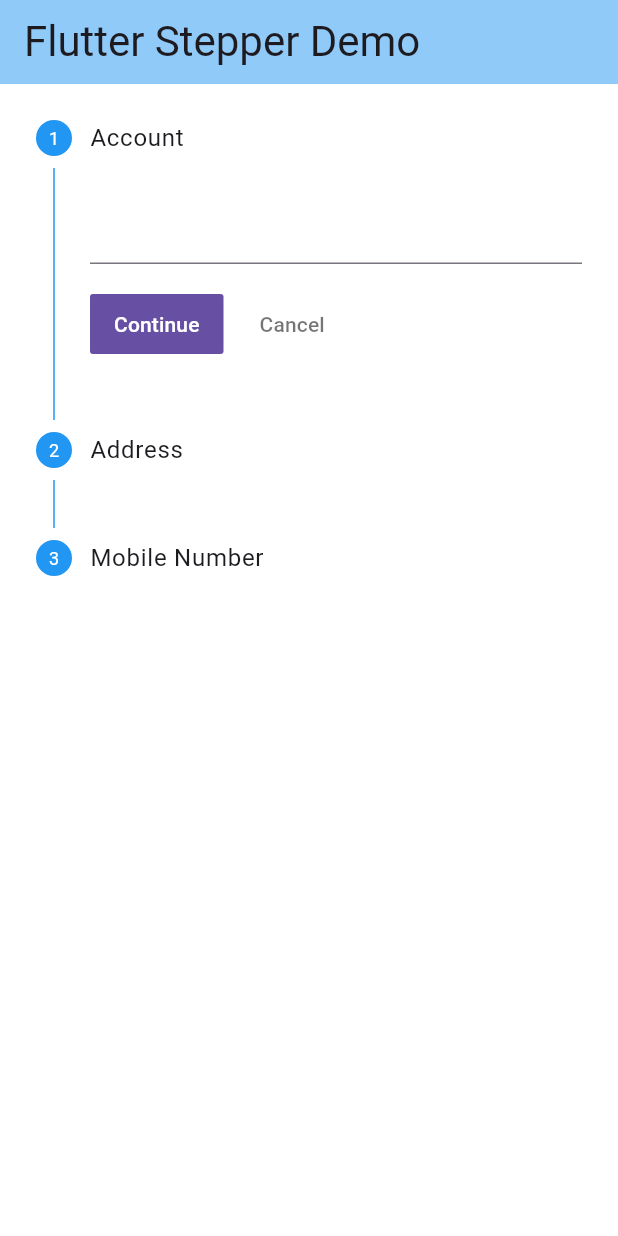
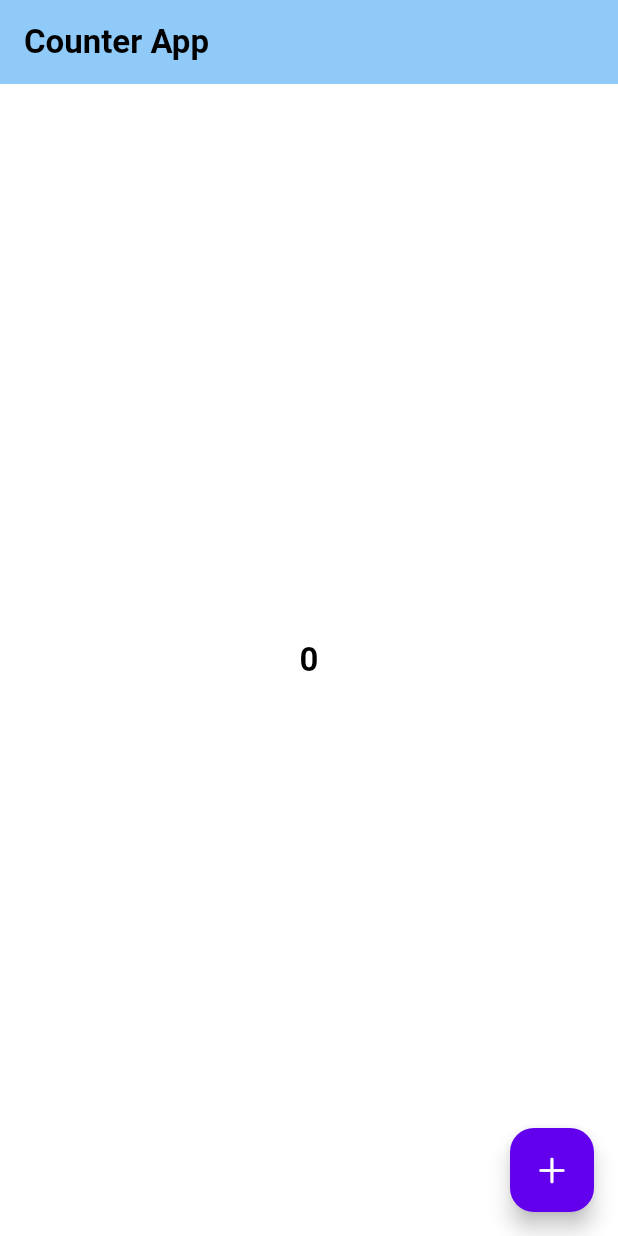
Before and after one commit to Aksharpatel06/adv_flutter_ch1, a Flutter app: the screen it shows after launch, on a phone screen of 412 x 824 dp. Run offline on Flutter 3.47's test engine with Material 3 defaults, Android fonts, the phone set to English and light mode, and no system bars.

Commit message:
29-04-2024

```diff
--- /dev/null
+++ b/lib/ch_1/task_4/changetheme/provider/theme_provider.dart
@@ -0,0 +1,11 @@
+import 'package:flutter/foundation.dart';
+
+class ThemeProvider extends ChangeNotifier{
+  bool isDark = false;
+
+  void changeTheme(bool value)
+  {
+    isDark = value;
+    notifyListeners();
+  }
+}
--- /dev/null
+++ b/lib/ch_1/task_4/counter/provider/counter_provider.dart
@@ -0,0 +1,12 @@
+import 'package:flutter/cupertino.dart';
+
+class CounterProvider extends ChangeNotifier
+{
+  int count=0;
+
+  void increment()
+  {
+    count++;
+    notifyListeners();
+  }
+}
--- /dev/null
+++ b/lib/ch_1/task_4/counter/view/counter_screen.dart
@@ -0,0 +1,29 @@
+import 'package:adv_flutter_ch1/ch_1/task_4/counter/provider/counter_provider.dart';
+import 'package:flutter/cupertino.dart';
+import 'package:flutter/material.dart';
+import 'package:provider/provider.dart';
+
+class CounterScreen extends StatelessWidget {
+  const CounterScreen({super.key});
+
+  @override
+  Widget build(BuildContext context) {
+    return Scaffold(
+      appBar: AppBar(
+        title: Text('Counter App'),
+      ),
+      body: Center(
+        child: Text(
+          Provider.of<CounterProvider>(context, listen: true).count.toString(),
+          style: Theme.of(context).textTheme.titleLarge,
+        ),
+      ),
+      floatingActionButton: FloatingActionButton(
+        onPressed: () {
+          Provider.of<CounterProvider>(context, listen: false).increment();
+        },
+        child: Icon(CupertinoIcons.add),
+      ),
+    );
+  }
+}
--- a/lib/main.dart
+++ b/lib/main.dart
@@ -1,9 +1,26 @@
 import 'package:adv_flutter_ch1/ch_1/task_2/view/stepper_screen.dart';
+import 'package:adv_flutter_ch1/ch_1/task_4/changetheme/provider/theme_provider.dart';
+import 'package:adv_flutter_ch1/ch_1/task_4/changetheme/view/change_theme.dart';
+import 'package:adv_flutter_ch1/ch_1/task_4/counter/provider/counter_provider.dart';
+import 'package:adv_flutter_ch1/ch_1/task_4/counter/view/counter_screen.dart';
 import 'package:adv_flutter_ch1/utils/theme_data.dart';
 import 'package:flutter/material.dart';
+import 'package:provider/provider.dart';
 
 void main() {
-  runApp(const MyApp());
+  runApp(
+    MultiProvider(
+      providers: [
+        ChangeNotifierProvider(
+          create: (context) => CounterProvider(),
+        ),
+        ChangeNotifierProvider(
+          create: (context) => ThemeProvider(),
+        )
+      ],
+      child: MyApp(),
+    ),
+  );
 }
 
 class MyApp extends StatelessWidget {
@@ -13,10 +30,10 @@ class MyApp extends StatelessWidget {
   Widget build(BuildContext context) {
     return MaterialApp(
       debugShowCheckedModeBanner: false,
-      themeMode: ThemeMode.system,
+      themeMode: Provider.of<ThemeProvider>(context,listen: true).isDark ? ThemeMode.dark :ThemeMode.light,
       theme: GlobalTheme.lighttheme,
       darkTheme: GlobalTheme.darktheme,
-      home: const StepperScreen(),
+      home: CounterScreen(),
     );
   }
 }
--- a/lib/utils/theme_data.dart
+++ b/lib/utils/theme_data.dart
@@ -1,34 +1,49 @@
+import 'package:flutter/cupertino.dart';
 import 'package:flutter/material.dart';
 
 class GlobalTheme {
   static ThemeData lighttheme = ThemeData(
-    brightness: Brightness.light,
+      brightness: Brightness.light,
       scaffoldBackgroundColor: Colors.white,
       secondaryHeaderColor: Colors.teal,
       appBarTheme: AppBarTheme(
         color: Colors.blue.shade200,
       ),
+      colorScheme: const ColorScheme.light(
+          brightness: Brightness.light,
+          surface: Color(0xff9929AB),
+          secondary: Colors.white,
+          onInverseSurface: Color(0xff6FAB77),
+          onTertiary: Color(0xff3394DE),
+          onTertiaryContainer: Color(0xffF09F8B)),
       primaryColor: Colors.grey,
-      textTheme: TextTheme(
-          titleLarge: TextStyle(fontSize: 28),
-          titleMedium: TextStyle(fontSize: 22))
-  );
+      textTheme: const TextTheme(
+          titleLarge: TextStyle(
+              fontWeight: FontWeight.bold, color: CupertinoColors.black),
+          titleMedium: TextStyle(
+              fontWeight: FontWeight.w500, color: CupertinoColors.black)));
   static ThemeData darktheme = ThemeData(
-    scaffoldBackgroundColor: Colors.black38,
-    brightness: Brightness.dark,
+      scaffoldBackgroundColor: Colors.black38,
+      brightness: Brightness.dark,
       primaryColor: Colors.teal,
       secondaryHeaderColor: Colors.grey,
+      colorScheme: const ColorScheme.light(
+          brightness: Brightness.dark,
+          secondary: Colors.black,
+          surface: Color(0xffED9C1C),
+          onInverseSurface: Color(0xff275E8C),
+          onTertiary: Color(0xffCB285B),
+          onTertiaryContainer: Color(0xff7C7144)),
       appBarTheme: AppBarTheme(
         color: Colors.lightGreen.shade400,
       ),
-      textTheme: TextTheme(
-
+      textTheme: const TextTheme(
           titleLarge: TextStyle(
-              fontSize: 22
+            fontWeight: FontWeight.bold,
+            color: CupertinoColors.white,
           ),
           titleMedium: TextStyle(
-            fontSize: 28,
-          )
-      )
-  );
+            fontWeight: FontWeight.w500,
+            color: CupertinoColors.white,
+          )));
 }
--- a/pubspec.yaml
+++ b/pubspec.yaml
@@ -35,6 +35,7 @@ dependencies:
   # The following adds the Cupertino Icons font to your application.
   # Use with the CupertinoIcons class for iOS style icons.
   cupertino_icons: ^1.0.6
+  provider: any
 
 dev_dependencies:
   flutter_test:
@@ -62,6 +63,8 @@ flutter:
   # assets:
   #   - images/a_dot_burr.jpeg
   #   - images/a_dot_ham.jpeg
+  assets:
+    - asset/img/
 
   # An image asset can refer to one or more resolution-specific "variants", see
   # https://flutter.dev/assets-and-images/#resolution-aware
```
Also changed, not shown: lib/ch_1/task_4/changetheme/view/change_theme.dart (added, +102 -0 lines), lib/ch_1/task_4/changetheme/view/componects/options.dart (added, +21 -0 lines), lib/ch_1/task_4/changetheme/view/componects/thememode.dart (added, +32 -0 lines), pubspec.lock.
